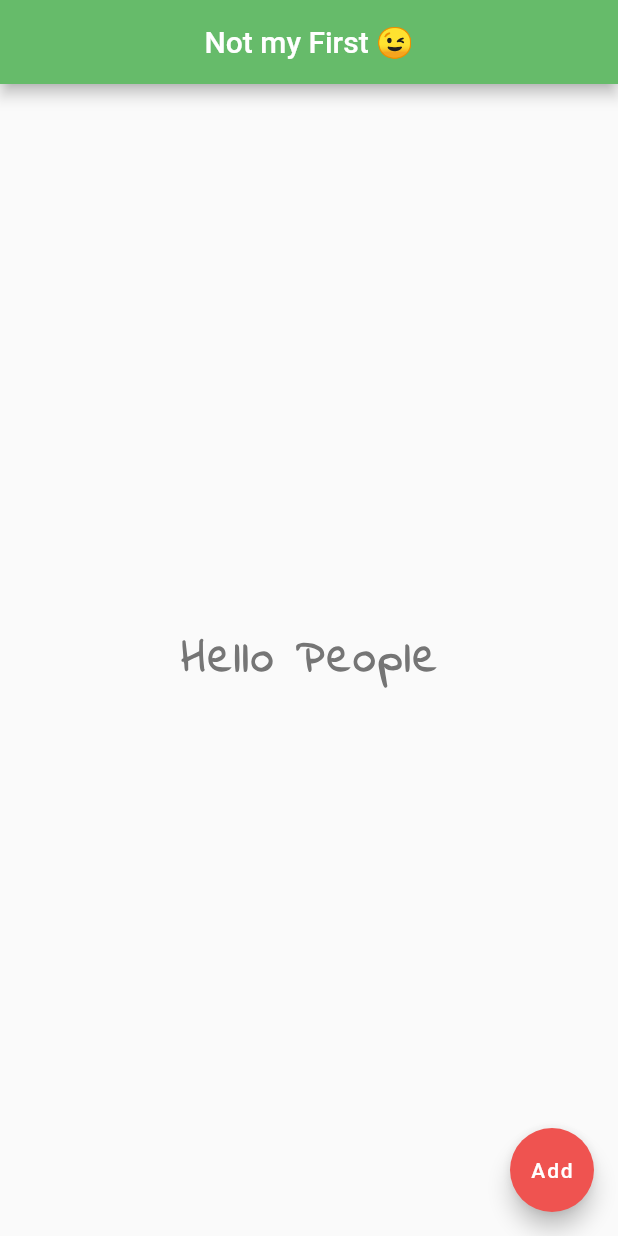
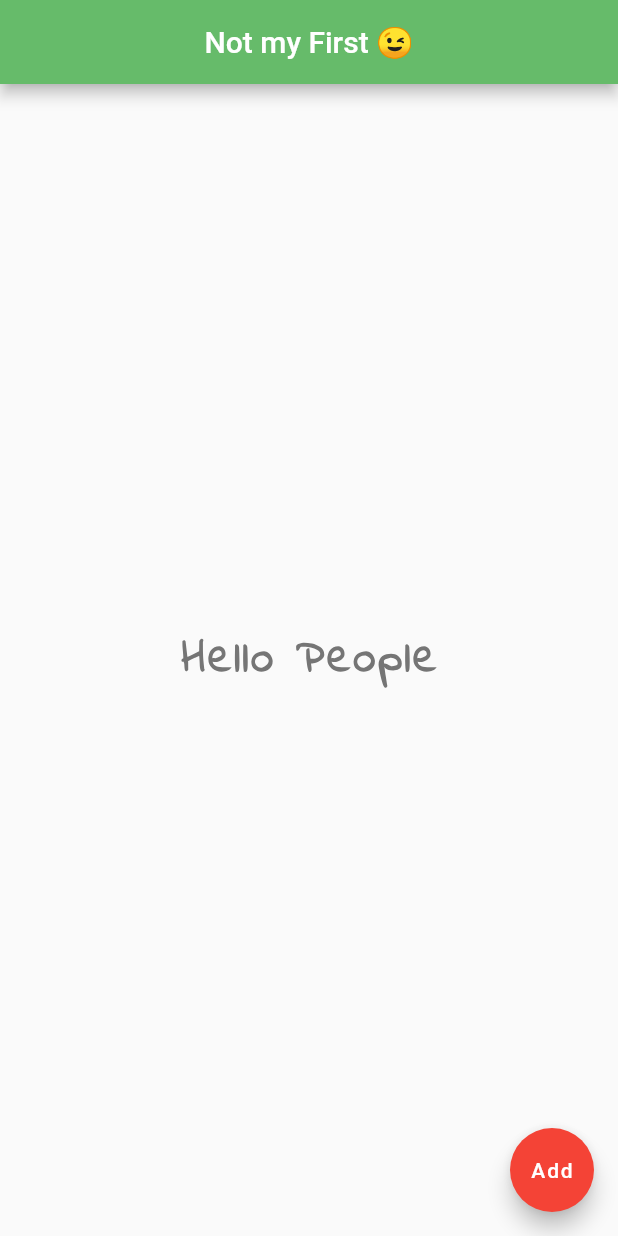
Before and after one commit to Adithya2018/Flutter-Tutorial-for-beginners, a Flutter app: the screen it shows after launch, on a phone screen of 412 x 824 dp. Run offline on Flutter 3.47's test engine with Material 2 defaults, Android fonts, the light colour scheme and no system bars.

Commit message:
Update main.dart

```diff
--- a/first_app/lib/main.dart
+++ b/first_app/lib/main.dart
@@ -28,9 +28,7 @@ class Home extends StatelessWidget {
       floatingActionButton: FloatingActionButton(
         onPressed: () {},
         child: Text('Add'),
-        backgroundColor: Colors.red[400],
-        splashColor: Colors.orange[300],
-
+        backgroundColor: Colors.red,
       ),
     );
   }
```
